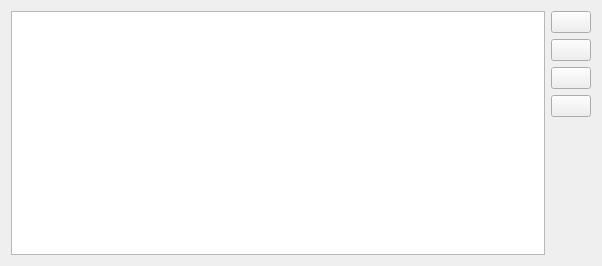
First picture: the form in ktorrent/tools/queuemanagerwidget.ui, repository netrunner-debian-kde-extras/ktorrent, before the edit.
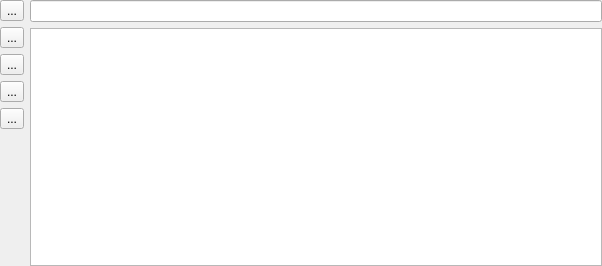
Second picture: the form after the edit. Custom widgets are drawn as their Qt base class.

```diff
--- a/ktorrent/tools/queuemanagerwidget.ui
+++ b/ktorrent/tools/queuemanagerwidget.ui
@@ -12,37 +12,47 @@
   <property name="windowTitle" >
    <string>Queue Manager</string>
   </property>
-  <layout class="QHBoxLayout" >
+  <layout class="QHBoxLayout" name="horizontalLayout">
+   <property name="margin">
+    <number>0</number>
+   </property>
    <item>
-    <widget class="QTreeView" name="m_torrents" />
-   </item>
-   <item>
-    <layout class="QVBoxLayout" >
+    <layout class="QVBoxLayout" name="verticalLayout_2">
      <item>
-      <widget class="KPushButton" name="m_move_top" >
-       <property name="text" >
-        <string/>
+      <widget class="QToolButton" name="m_show_search">
+       <property name="text">
+        <string>...</string>
        </property>
+       <property name="checkable">
+        <bool>true</bool>
+       </property>
       </widget>
      </item>
      <item>
-      <widget class="KPushButton" name="m_move_up" >
-       <property name="text" >
-        <string/>
+      <widget class="QToolButton" name="m_move_top">
+       <property name="text">
+        <string>...</string>
        </property>
       </widget>
      </item>
      <item>
-      <widget class="KPushButton" name="m_move_down" >
-       <property name="text" >
-        <string/>
+      <widget class="QToolButton" name="m_move_up">
+       <property name="text">
+        <string>...</string>
        </property>
       </widget>
      </item>
      <item>
-      <widget class="KPushButton" name="m_move_bottom" >
-       <property name="text" >
-        <string/>
+      <widget class="QToolButton" name="m_move_down">
+       <property name="text">
+        <string>...</string>
+       </property>
+      </widget>
+     </item>
+     <item>
+      <widget class="QToolButton" name="m_move_bottom">
+       <property name="text">
+        <string>...</string>
        </property>
       </widget>
      </item>
@@ -61,13 +71,27 @@
      </item>
     </layout>
    </item>
+   <item>
+    <layout class="QVBoxLayout" name="verticalLayout">
+     <item>
+      <widget class="KLineEdit" name="m_search">
+       <property name="showClearButton" stdset="0">
+        <bool>true</bool>
+       </property>
+      </widget>
+     </item>
+     <item>
+      <widget class="QTreeView" name="m_torrents"/>
+     </item>
+    </layout>
+   </item>
   </layout>
  </widget>
  <customwidgets>
   <customwidget>
-   <class>KPushButton</class>
-   <extends>QPushButton</extends>
-   <header>kpushbutton.h</header>
+   <class>KLineEdit</class>
+   <extends>QLineEdit</extends>
+   <header>klineedit.h</header>
   </customwidget>
  </customwidgets>
  <resources/>
```
Left out of the diff: 13 changed lines with no effect on the pictures.
